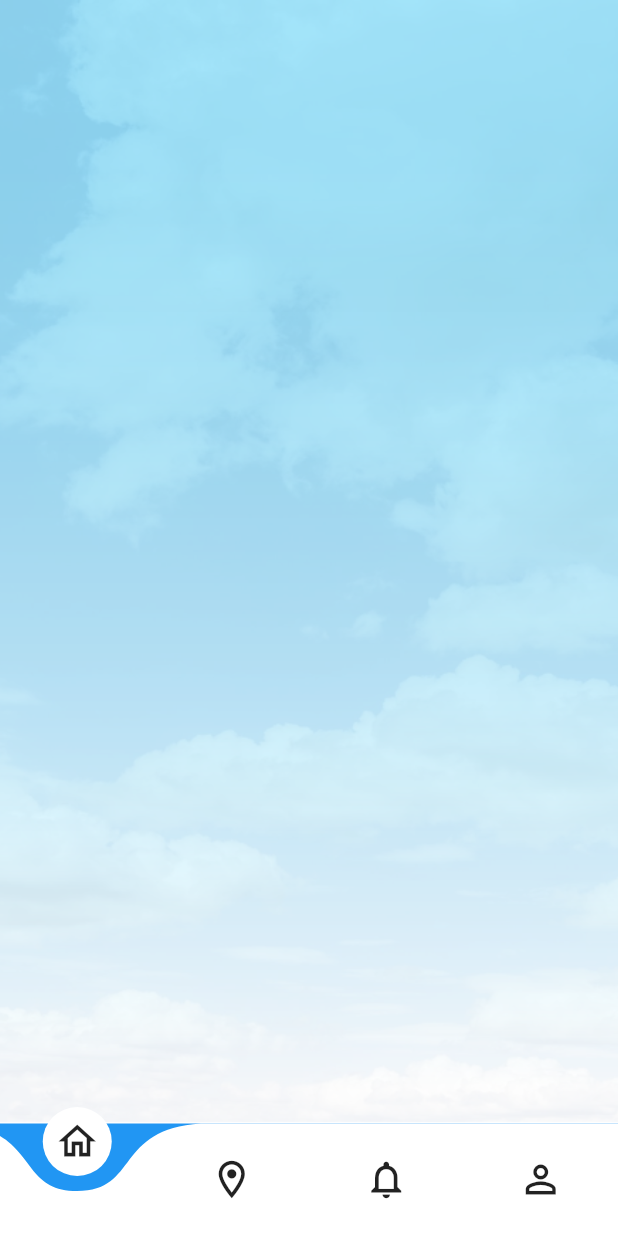
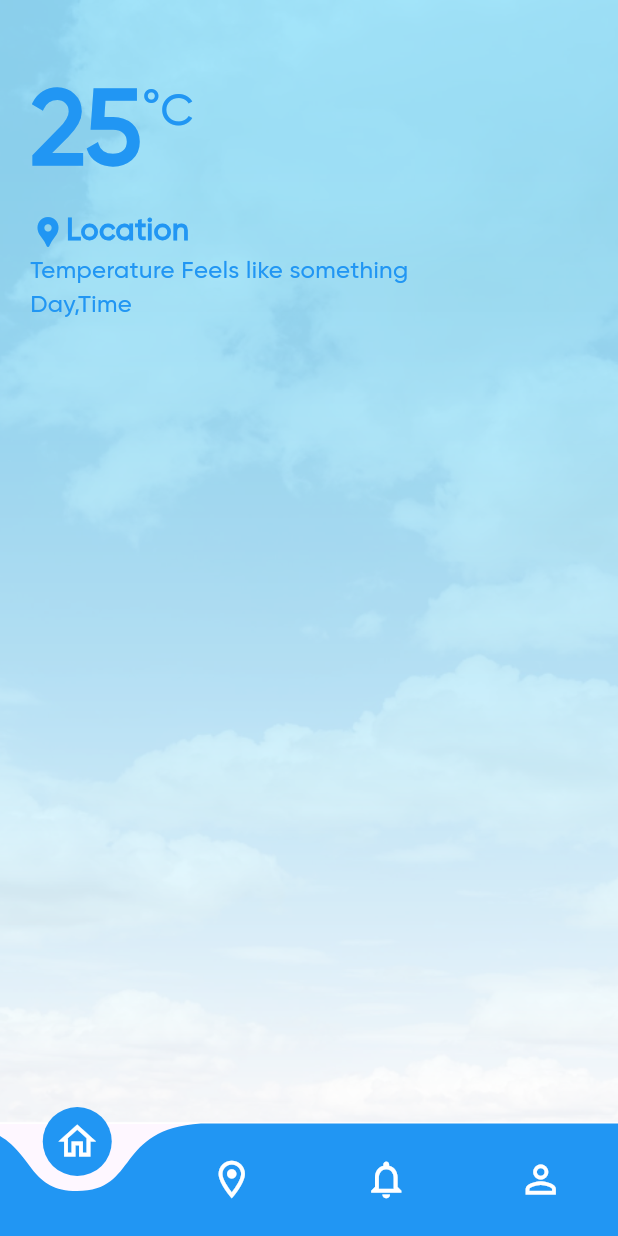
Before and after one commit to Rehman79/weather_app_flutter, a Flutter app: the screen it shows after launch, on a phone screen of 412 x 824 dp. Run offline on Flutter 3.47's test engine with Material 3 defaults, Android fonts, the phone set to English and light mode, and no system bars; drawn by our look-alikes of curved_navigation_bar.

Commit message:
Building homepage UI

```diff
--- a/lib/views/bnb_template_page.dart
+++ b/lib/views/bnb_template_page.dart
@@ -31,14 +31,14 @@ class _BnbTemplatePageState extends State<BnbTemplatePage> {
         key: _bottomNavigationKey,
         index: 0,
         items: <Widget>[
-          Icon(Icons.home_outlined, size: 30),
-          Icon(Icons.location_on_outlined, size: 30),
-          Icon(Icons.notifications_none_outlined, size: 30),
-          Icon(Icons.person_outline, size: 30),
+          Icon(Icons.home_outlined, size: 30,color: Colors.white,),
+          Icon(Icons.location_on_outlined, size: 30,color: Colors.white,),
+          Icon(Icons.notifications_none_outlined, size: 30,color: Colors.white,),
+          Icon(Icons.person_outline, size: 30,color: Colors.white,),
         ],
-        color: Colors.white,
-        buttonBackgroundColor: Colors.white,
-        backgroundColor: Colors.blue,
+        color: Colors.blue,
+        buttonBackgroundColor: Colors.blue,
+        backgroundColor: Colors.transparent,
         animationCurve: Curves.easeInOut,
         animationDuration: Duration(milliseconds: 600),
         onTap: (index) {
--- a/lib/views/home_page.dart
+++ b/lib/views/home_page.dart
@@ -1,5 +1,7 @@
 import 'package:flutter/cupertino.dart';
+import 'package:flutter/material.dart';
 import 'package:weather_app_flutter/utils/bg_cont.dart';
+import 'package:weather_app_flutter/utils/custom_text.dart';
 
 class HomePage extends StatelessWidget {
   const HomePage({super.key});
@@ -8,14 +10,42 @@ class HomePage extends StatelessWidget {
   Widget build(BuildContext context) {
     return SafeArea(
         child: BgCont(
+            child: Padding(
+              padding: const EdgeInsets.symmetric(horizontal: 20.0,vertical: 40),
               child: Row(
                 children: [
                   Column(
+                   crossAxisAlignment: CrossAxisAlignment.start,
                     children: [
-
+                      Row(
+                        children: [
+                          CustomText(content: '25',fontWeight: FontWeight.w700,fontSize: 70,),
+                          Padding(
+                            padding: const EdgeInsets.only(bottom: 30.0),
+                            child: Row(
+                              children: [
+                                CustomText(content: '°',fontSize: 30,),
+                                CustomText(content: 'C',fontSize: 30,),
+                              ],
+                            ),
+                          )
+                        ],
+                      ),
+                      Row(
+                        children: [
+                          Icon(Icons.location_pin,color: Colors.blue,),
+                          CustomText(content: 'Location',fontWeight: FontWeight.w700,fontSize: 20,),
+                        ],
+                      ),
+                      CustomText(content: 'Temperature Feels like something',fontSize: 16,),
+                      CustomText(content: 'Day,Time',fontSize: 16,),
+                      //shape
+                      //graph
+                      //list of shape
                     ],
                   )
                 ],
+              ),
             )
         )
     );
```
Lines whose indentation alone changed are shown as unchanged.
